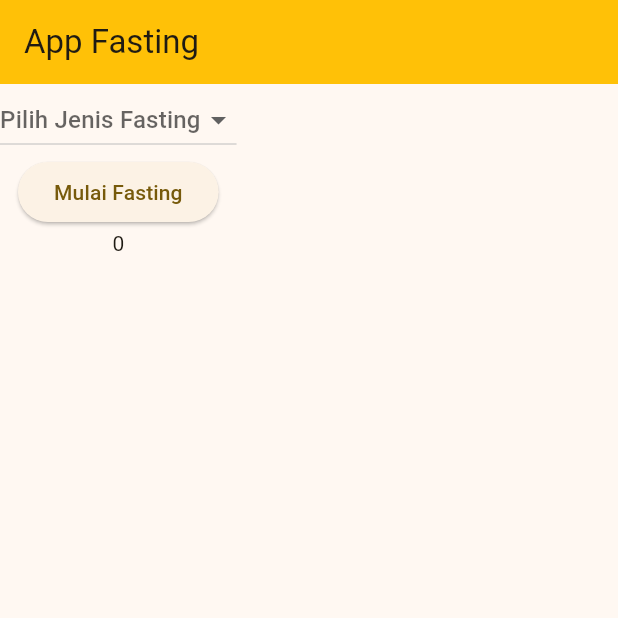
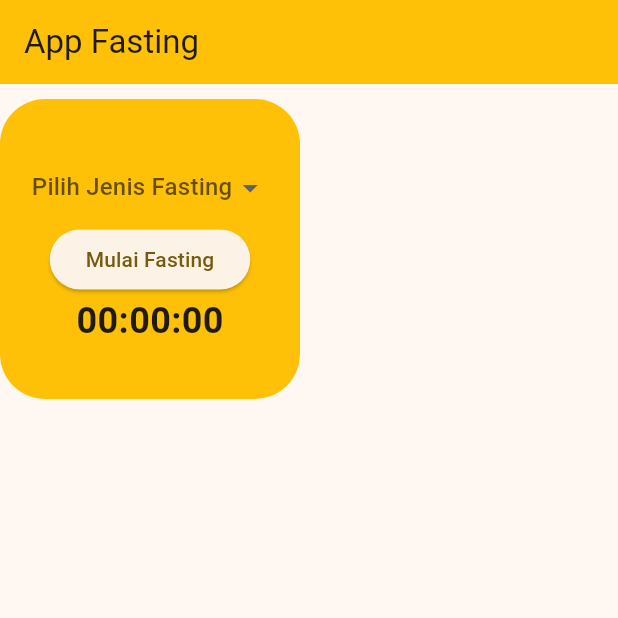
Before and after one commit to ilhamafandi21/soul-fast, a Flutter app: the screen it shows after launch, after a tap on "Mulai Fasting", on a phone screen of 412 x 824 dp, the top half of it. Run offline on Flutter 3.47's test engine with Material 3 defaults, Android fonts, the phone set to English and light mode, and no system bars; our stand-ins replace shared_preferences; statements that could not run were skipped.

Commit message:
10 12 2025

```diff
--- a/lib/pages/home/data.dart
+++ b/lib/pages/home/data.dart
@@ -2,6 +2,7 @@ import 'package:flutter/material.dart';
 
 int durationFasting = 0;
 String? selectedFasting;
+
 List<DropdownMenuItem<String>> get variantFasting {
   List<String> fastingType = ["5 Detik", "16/8", "18/6", "20/4", "24 Jam"];
   return fastingType.map((e) {
@@ -30,3 +31,11 @@ void duration() {
       durationFasting = 0;
   }
 }
+
+String formatTime(int remainingSecond) {
+  final hours = remainingSecond ~/ 3600;
+  final minutes = (remainingSecond % 3600) ~/ 60;
+  final seconds = remainingSecond % 60;
+  // Format dengan 2 digit, misal 01:05:09
+  return '${hours.toString().padLeft(2, '0')}:${minutes.toString().padLeft(2, '0')}:${seconds.toString().padLeft(2, '0')}';
+}
--- a/lib/pages/home/home.dart
+++ b/lib/pages/home/home.dart
@@ -19,34 +19,53 @@ class _HomeState extends State<Home> {
   void startFasting() async {
     final prefs = await SharedPreferences.getInstance();
     endDate = DateTime.now()
-        .add(Duration(seconds: durationFasting+2))
+        .add(Duration(seconds: durationFasting + 1))
         .millisecondsSinceEpoch;
     prefs.setInt('endDate', endDate);
 
     prefs.getInt('endDate');
 
-    timer = Timer.periodic(Duration(seconds: 1), (e){
+    timer = Timer.periodic(Duration(seconds: 1), (e) {
       final now = DateTime.now().millisecondsSinceEpoch;
       final diff = endDate - now;
 
-      if(diff <= 0){
+      if (diff <= 0) {
         remainingTime = 0;
         timer?.cancel();
-      }else{
+      } else {
         setState(() {
-          remainingTime = diff ~/1000;
+          remainingTime = diff ~/ 1000;
         });
       }
+    });
+  }
+
+  void stopFasting() {
+    setState(() {
+      timer?.cancel();
+      remainingTime = 0;
     });
   }
 
   @override
   Widget build(BuildContext context) {
     return Scaffold(
-      appBar: AppBar(title: Text('App Fasting'), backgroundColor: Colors.amber),
+      appBar: AppBar(
+        title: Text('App Fasting'),
+        backgroundColor: Colors.amber,
+      ),
       body: SafeArea(
         child: SingleChildScrollView(
+          child: Container(
+            height: 200,
+            width: 200,
+            margin: EdgeInsets.only(top: 10),
+            decoration: BoxDecoration(
+              color: Colors.amber,
+              borderRadius: BorderRadius.circular(30),
+            ),
             child: Column(
+              mainAxisAlignment: MainAxisAlignment.center,
               children: [
                 DropdownButton(
                   value: selectedFasting,
@@ -56,6 +75,7 @@ class _HomeState extends State<Home> {
                     setState(() {
                       selectedFasting = e;
                       duration();
+                      stopFasting();
                     });
                   },
                 ),
@@ -68,8 +88,14 @@ class _HomeState extends State<Home> {
                   },
                   child: Text('Mulai Fasting'),
                 ),
-              Text(remainingTime.toString()),
+                Text(
+                  (timer != null && timer!.isActive)
+                      ? formatTime(remainingTime)
+                      : formatTime(durationFasting),
+                  style: TextStyle(fontSize: 24, fontWeight: FontWeight.bold),
+                ),
               ],
+            ),
           ),
         ),
       ),
```
Lines whose indentation alone changed are shown as unchanged.
